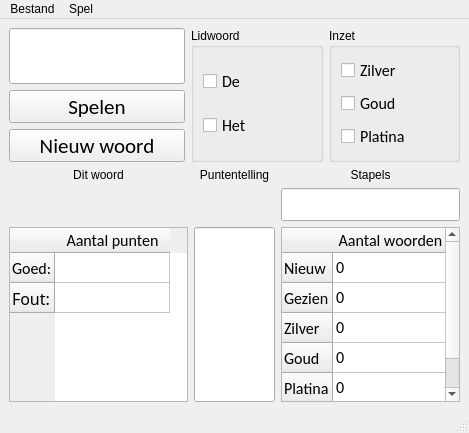
ubenu/NieuweWoordenLeren, file Resources/UI/nwl.ui: the form before one commit.
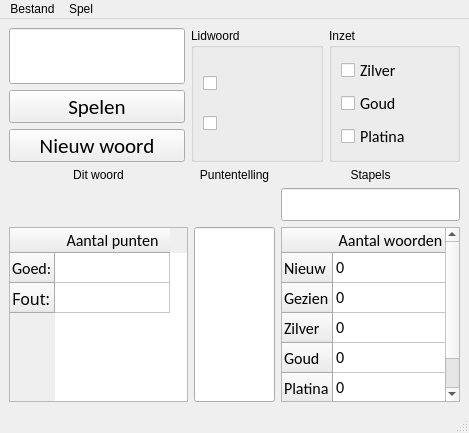
The form after the commit.

Commit message: In the process of changing input entries (check boxes) within group boxes in a more general way. 'de' and 'het' check boxes done

```diff
--- a/Resources/UI/nwl.ui
+++ b/Resources/UI/nwl.ui
@@ -110,7 +110,7 @@
               </font>
              </property>
              <property name="text">
-              <string>De</string>
+              <string/>
              </property>
             </widget>
            </item>
@@ -123,7 +123,7 @@
               </font>
              </property>
              <property name="text">
-              <string>Het</string>
+              <string/>
              </property>
             </widget>
            </item>
```
The commit also changes 1 other file.
